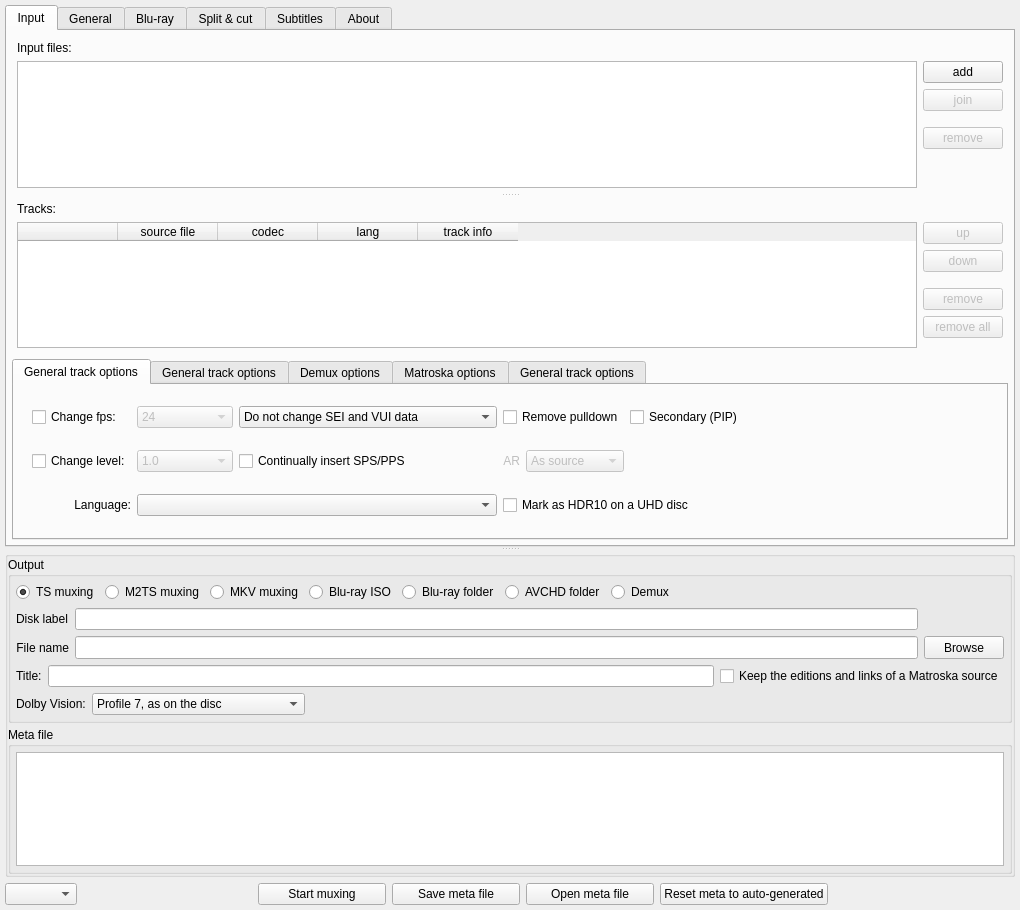
teaching-droid/tsMuxer, file tsMuxerGUI/tsmuxerwindow.ui: the form before one commit.
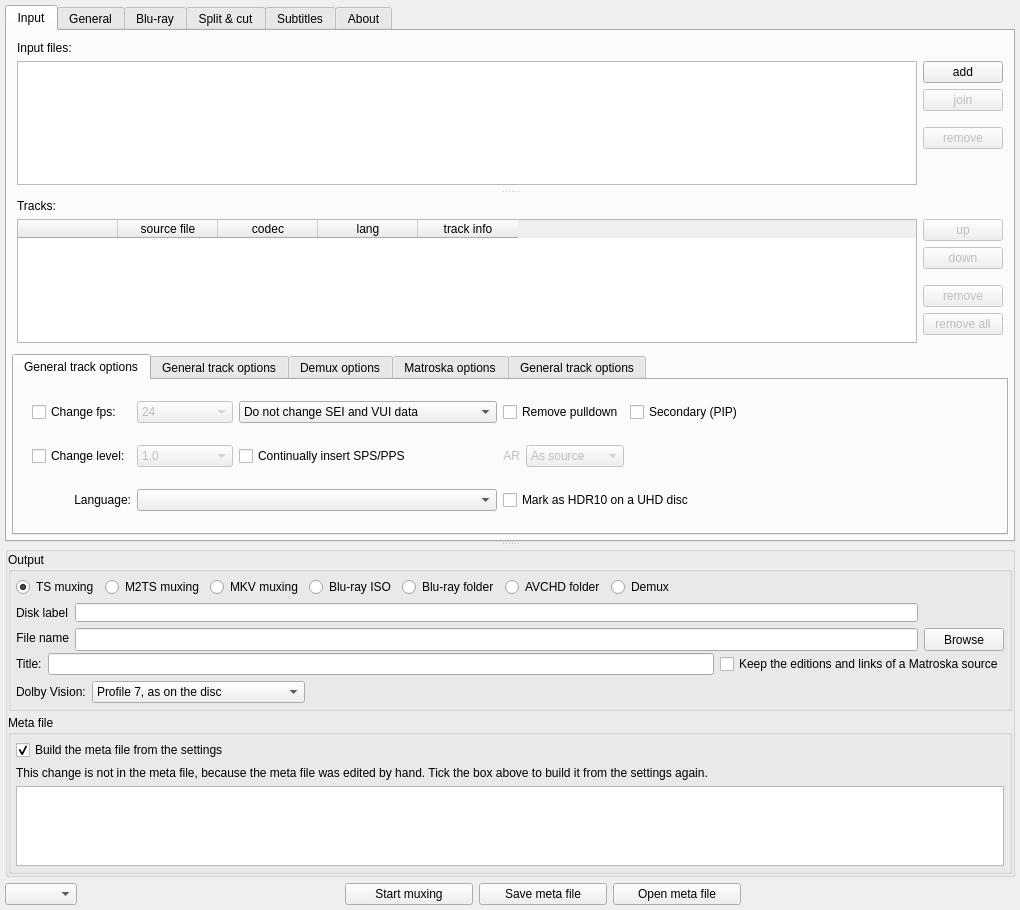
The form after the commit. Icons and pictures are not drawn.

Commit message: feat(gui): the window shows whether the meta file follows the settings

Diff of the .ui file:
```diff
--- a/tsMuxerGUI/tsmuxerwindow.ui
+++ b/tsMuxerGUI/tsmuxerwindow.ui
@@ -3113,6 +3113,29 @@
           <string>Meta file</string>
          </property>
          <layout class="QVBoxLayout" name="verticalLayout_6">
+          <item>
+           <widget class="QCheckBox" name="metaAutoCheckBox">
+            <property name="toolTip">
+             <string>Ticked, the meta file below is built from the settings of the tabs, and every change there goes into it. Editing the text by hand, or opening a meta file, unticks it: the text is then muxed as it stands, and changes in the tabs are not applied. Tick it again to build the meta file from the settings once more; the text edited by hand is replaced.</string>
+            </property>
+            <property name="text">
+             <string>Build the meta file from the settings</string>
+            </property>
+            <property name="checked">
+             <bool>true</bool>
+            </property>
+           </widget>
+          </item>
+          <item>
+           <widget class="QLabel" name="metaHintLabel">
+            <property name="text">
+             <string>This change is not in the meta file, because the meta file was edited by hand. Tick the box above to build it from the settings again.</string>
+            </property>
+            <property name="wordWrap">
+             <bool>true</bool>
+            </property>
+           </widget>
+          </item>
           <item>
            <widget class="QPlainTextEdit" name="memoMeta">
             <property name="undoRedoEnabled">
@@ -3230,31 +3253,6 @@
        </property>
       </widget>
      </item>
-     <item>
-      <widget class="QPushButton" name="buttonResetMeta">
-       <property name="sizePolicy">
-        <sizepolicy hsizetype="Preferred" vsizetype="Fixed">
-         <horstretch>0</horstretch>
-         <verstretch>0</verstretch>
-        </sizepolicy>
-       </property>
-       <property name="minimumSize">
-        <size>
-         <width>128</width>
-         <height>0</height>
-        </size>
-       </property>
-       <property name="maximumSize">
-        <size>
-         <width>256</width>
-         <height>16777215</height>
-        </size>
-       </property>
-       <property name="text">
-        <string>Reset meta to auto-generated</string>
-       </property>
-      </widget>
-     </item>
      <item>
       <spacer name="horizontalSpacer_2">
        <property name="orientation">
```
Left out of the diff: 1 changed line with no effect on the pictures. The commit also changes 10 other files.
